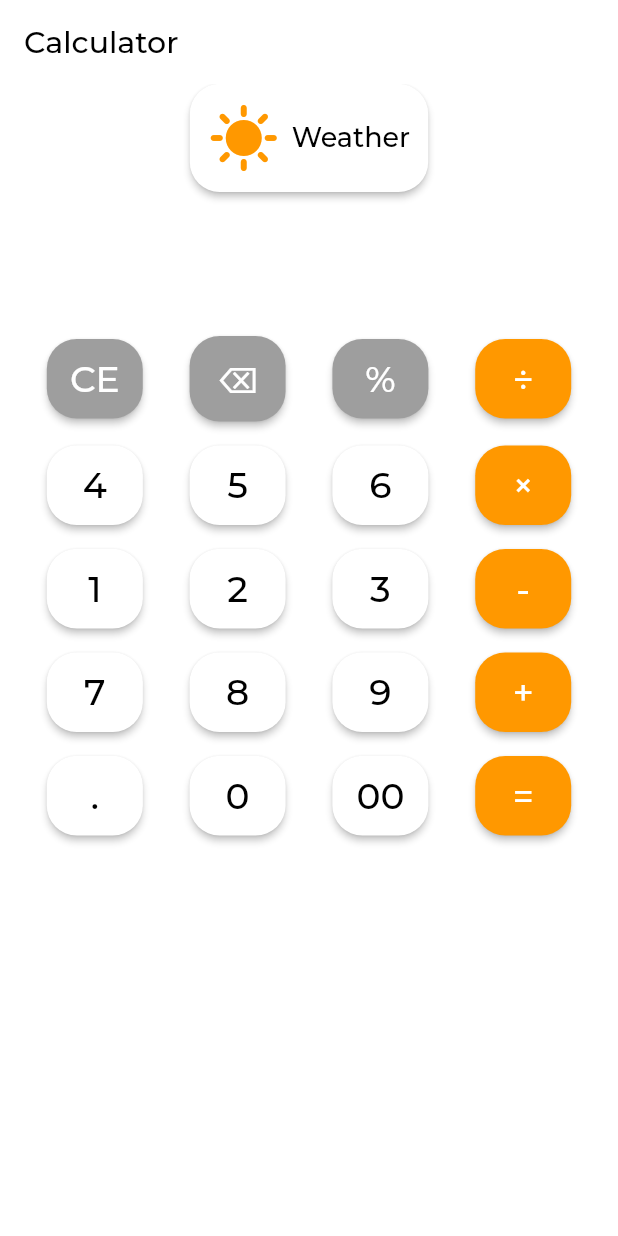
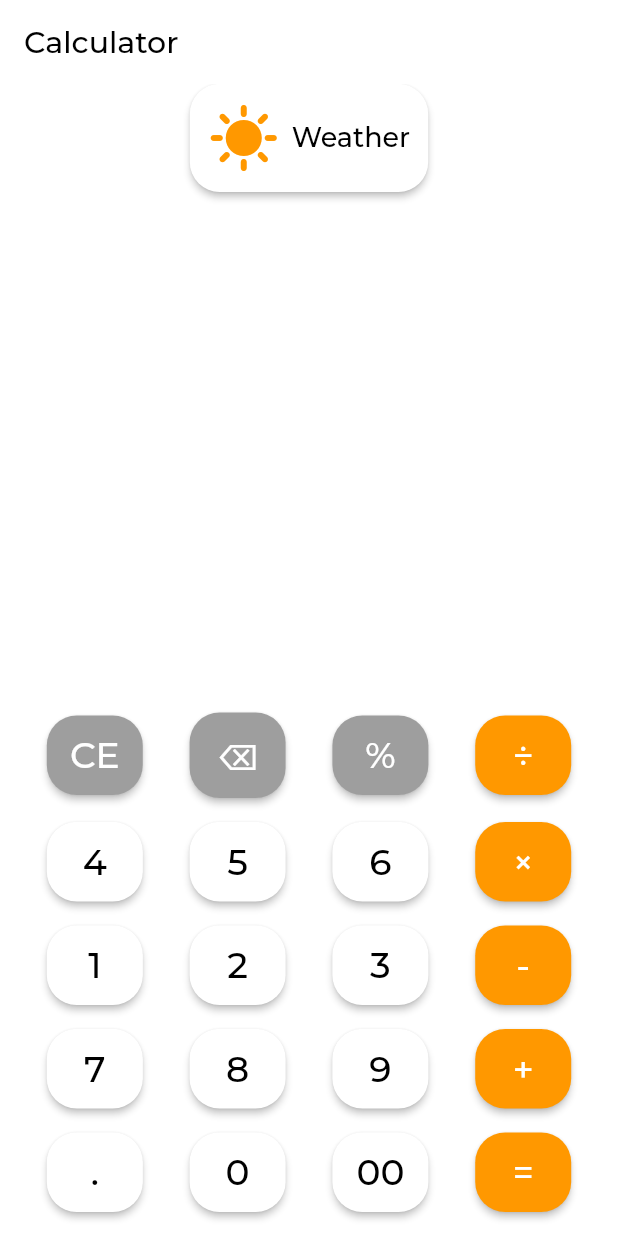
Before and after one commit to srijan-shrestha/flutter-dashboard, a Flutter app: the CalculatorPage screen opened directly, on a phone screen of 412 x 824 dp. Run offline on Flutter 3.47's test engine with Material 2 defaults, Android fonts, the phone set to English and light mode, and no system bars; our stand-ins replace anim_search_bar, flutter_svg, geocoding, geolocator, go_router, google_fonts and 1 more; network calls fail.

```diff
--- a/lib/main.dart
+++ b/lib/main.dart
@@ -13,29 +13,25 @@ class MyApp extends StatelessWidget {
 
   @override
   Widget build(BuildContext context) => MaterialApp.router(
+        debugShowCheckedModeBanner: false, // this line removes the debug banner
         routerDelegate: _router.routerDelegate,
         routeInformationParser: _router.routeInformationParser,
         routeInformationProvider: _router.routeInformationProvider,
       );
-
-  final GoRouter _router = GoRouter(
-    routes: <GoRoute>[
+  // Routes definition for different screens within the page
+  final GoRouter _router = GoRouter(routes: <GoRoute>[
     GoRoute(
-        routes: <GoRoute>[
-          GoRoute(
-            path: 'weather',
+      path: '/weather',
       builder: (BuildContext context, GoRouterState state) =>
           const WeatherScreen(),
     ),
     GoRoute(
-            path: 'calculator',
-            builder: (BuildContext context, GoRouterState state) =>
-                CalculatorApp(),
+      path: '/calculator',
+      builder: (BuildContext context, GoRouterState state) => CalculatorApp(),
     ),
-        ],
+    GoRoute(
       path: '/',
       builder: (BuildContext context, GoRouterState state) => SplashScreen(),
     ),
-    ],
-  );
+  ]);
 }
--- a/lib/view/calculator_screen.dart
+++ b/lib/view/calculator_screen.dart
@@ -38,6 +38,12 @@ class _CalculatorPageState extends State<CalculatorPage> {
         if (text == '×') {
           text = '*';
         }
+
+        // Replace the "÷" symbol with the standard "/" symbol
+        if (text == '÷') {
+          text = '/';
+        }
+
         _expression += text;
       }
     });
@@ -146,9 +152,11 @@ class _CalculatorPageState extends State<CalculatorPage> {
               ),
             ],
           ),
+          Spacer(), // Add a spacer between the weather button and calculator
+
           // Displays the current mathematical expression
           Container(
-            padding: EdgeInsets.all(16),
+            padding: EdgeInsets.all(32),
             child: Text(
               _expression,
               style: GoogleFonts.montserrat(
--- a/lib/view/weather_screen.dart
+++ b/lib/view/weather_screen.dart
@@ -16,6 +16,7 @@ class WeatherScreen extends StatefulWidget {
 }
 
 class _WeatherScreenState extends State<WeatherScreen> {
+  // Call a service to use weather API and get a response.
   Future<WeatherModel> getData(bool isCurrentCity, String cityName) async {
     return await CallToApi().callWeatherAPi(isCurrentCity, cityName);
   }
```
Also changed, not shown: lib/logic/services/call_to_api.dart (+14 -11 lines), lib/view/splash_screen.dart (+41 -10 lines). Lines whose indentation alone changed are shown as unchanged.
